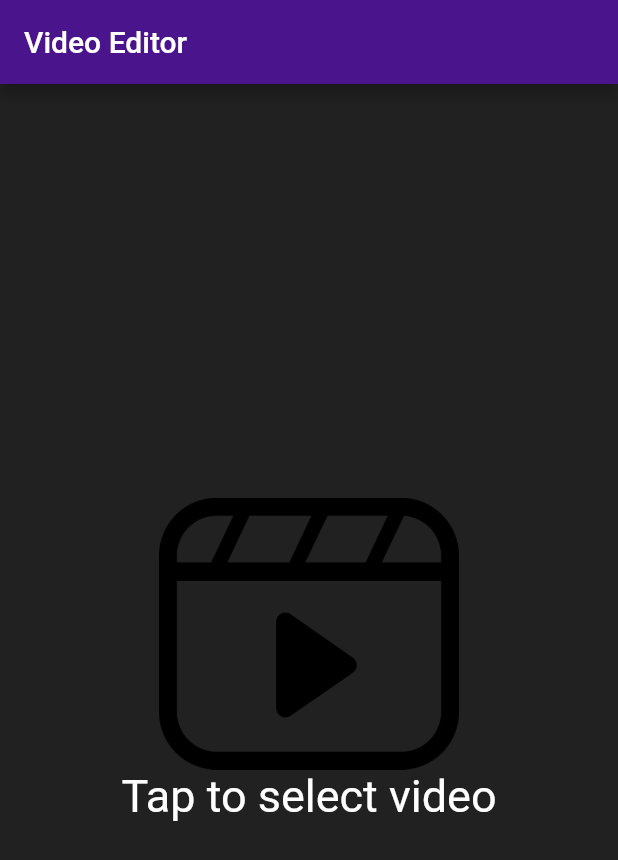
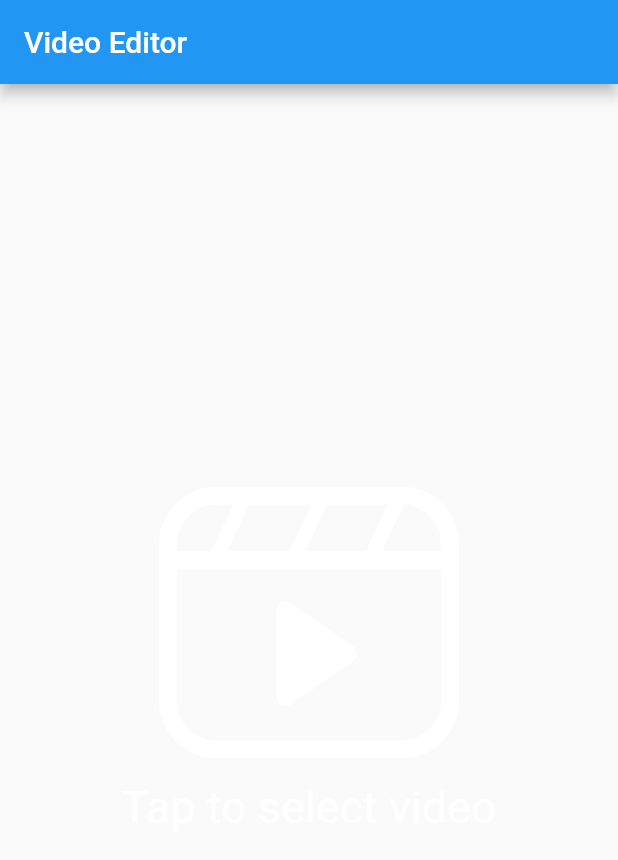
Before and after one commit to navroop005/Video-editor, a Flutter app: the screen it shows after launch, on a phone screen of 412 x 824 dp. Shown: the top 860 px of the screen. Run offline on Flutter 3.47's test engine with Material 2 defaults, Android fonts, the phone set to English and light mode, and no system bars; our stand-ins replace another_xlider, file_picker, gallery_saver, video_player, wakelock; missing offline and left inert: ffmpeg_kit_flutter_full_gpl.

Commit message:
Updated packages and some UI modifications

```diff
--- a/lib/edited_info.dart
+++ b/lib/edited_info.dart
@@ -20,7 +20,8 @@ class EditedInfo with ChangeNotifier {
   String toString() {
     return "framerate: $frameRate, totalLength: $totalLength, filepath: $filepath, start: $start, end: $end";
   }
-  void notify(){
+
+  void notify() {
     notifyListeners();
   }
 }
--- a/lib/enhance_tab.dart
+++ b/lib/enhance_tab.dart
@@ -6,7 +6,9 @@ class EnhanceTab extends StatefulWidget {
   final EditedInfo editedInfo;
   final VideoPlayerController controller;
 
-  const EnhanceTab({Key? key, required this.editedInfo, required this.controller}) : super(key: key);
+  const EnhanceTab(
+      {Key? key, required this.editedInfo, required this.controller})
+      : super(key: key);
 
   @override
   State<EnhanceTab> createState() => _EnhanceTabState();
--- a/lib/full_screen_viewer.dart
+++ b/lib/full_screen_viewer.dart
@@ -23,7 +23,7 @@ class FullScreenView extends StatefulWidget {
   }
 
   @override
-  _FullScreenViewState createState() => _FullScreenViewState();
+  State<FullScreenView> createState() => _FullScreenViewState();
 }
 
 class _FullScreenViewState extends State<FullScreenView> {
@@ -122,9 +122,9 @@ class _FullScreenViewState extends State<FullScreenView> {
   String positionDragText() {
     String s = '';
     if (netOffset >= 0) {
-      s = "+" + netOffset.toStringAsFixed(2) + "s\n";
+      s = "+${netOffset.toStringAsFixed(2)}s\n";
     } else {
-      s = netOffset.toStringAsFixed(2) + 's\n';
+      s = '${netOffset.toStringAsFixed(2)}s\n';
     }
     int c = current.inMilliseconds + (netOffset * 1000).toInt();
     int t = total.inMilliseconds;
--- a/lib/home.dart
+++ b/lib/home.dart
@@ -27,26 +27,29 @@ class Home extends StatelessWidget {
     return Scaffold(
       appBar: AppBar(
         title: const Text("Video Editor"),
-        backgroundColor: Colors.purple[900],
       ),
-      backgroundColor: Colors.grey[900],
       body: RawMaterialButton(
         child: Expanded(
             child: Center(
                 child: Column(
+          mainAxisSize: MainAxisSize.min,
           children: [
             Image.asset(
               'assets/video.png',
               width: 200,
+              color: Colors.white,
+            ),
+            const SizedBox(
+              height: 15,
             ),
             const Text(
               "Tap to select video",
               style: TextStyle(
                 fontSize: 30,
+                color: Colors.white,
               ),
             ),
           ],
-          mainAxisSize: MainAxisSize.min,
         ))),
         onPressed: () => selectFile(context),
       ),
--- a/lib/main.dart
+++ b/lib/main.dart
@@ -17,11 +17,12 @@ class MyApp extends StatelessWidget {
         '/': (context) => const Home(),
         '/editor': (context) => const Editor(),
       },
-      themeMode: ThemeMode.dark,
-      theme: ThemeData(
-        textTheme: Theme.of(context).textTheme.apply(
-              bodyColor: Colors.white,
-            ),
+      themeMode: ThemeMode.system,
+      darkTheme: ThemeData.dark().copyWith(
+        scaffoldBackgroundColor: Colors.black,
+        appBarTheme: AppBarTheme.of(context).copyWith(
+          backgroundColor: Colors.indigo[900],
+        ),
       ),
     );
   }
--- a/lib/trim_tab.dart
+++ b/lib/trim_tab.dart
@@ -8,15 +8,15 @@ import 'package:video_player/video_player.dart';
 class TrimTab extends StatefulWidget {
   final EditedInfo editedInfo;
   final VideoPlayerController controller;
-  const TrimTab({Key? key, required this.editedInfo, required this.controller}) : super(key: key);
+  const TrimTab({Key? key, required this.editedInfo, required this.controller})
+      : super(key: key);
 
   @override
-  _TrimTabState createState() => _TrimTabState();
+  State<TrimTab> createState() => _TrimTabState();
 }
 
 class _TrimTabState extends State<TrimTab>
     with AutomaticKeepAliveClientMixin<TrimTab> {
-
   @override
   bool get wantKeepAlive => true;
 
--- a/pubspec.yaml
+++ b/pubspec.yaml
@@ -51,7 +51,7 @@ dev_dependencies:
   # activated in the `analysis_options.yaml` file located at the root of your
   # package. See that file for information about deactivating specific lint
   # rules and activating additional ones.
-  flutter_lints: ^1.0.0
+  flutter_lints: ^2.0.1
 
 # For information on the generic Dart part of this file, see the
 # following page: https://dart.dev/tools/pub/pubspec
```
Also changed, not shown: lib/crop_box.dart (+16 -16 lines), lib/editor.dart (+33 -23 lines), lib/save_file.dart (+11 -11 lines), lib/trim_widget.dart (+18 -19 lines), lib/utils.dart (+3 -4 lines), lib/video_controls.dart (+13 -12 lines), pubspec.lock, 2 other files.
